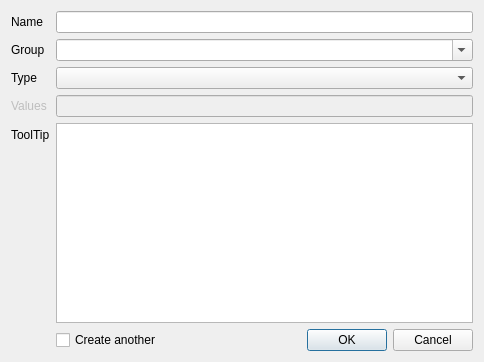
southseact-3d/fcd, file src/Mod/Path/Gui/Resources/panels/PropertyCreate.ui: the form before one commit.
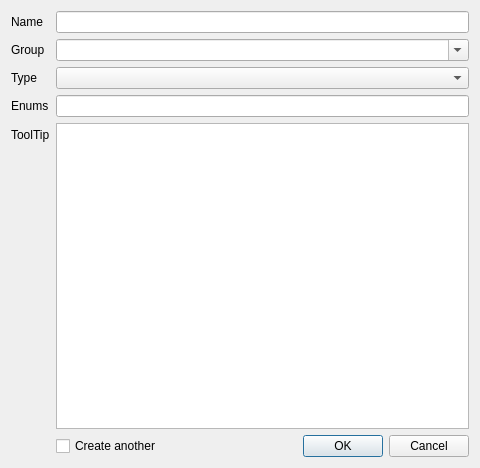
The form after the commit.

Commit message: Cleaned up property-bag task panel and added support for editing the definition.

Diff of the .ui file:
```diff
--- a/src/Mod/Path/Gui/Resources/panels/PropertyCreate.ui
+++ b/src/Mod/Path/Gui/Resources/panels/PropertyCreate.ui
@@ -6,8 +6,8 @@
    <rect>
     <x>0</x>
     <y>0</y>
-    <width>484</width>
-    <height>362</height>
+    <width>480</width>
+    <height>468</height>
    </rect>
   </property>
   <property name="windowTitle">
@@ -77,14 +77,24 @@
      </property>
     </widget>
    </item>
-   <item row="5" column="0">
+   <item row="3" column="0">
+    <widget class="QLabel" name="enumLabel">
+     <property name="text">
+      <string>Enums</string>
+     </property>
+    </widget>
+   </item>
+   <item row="3" column="1">
+    <widget class="QLineEdit" name="enumValues"/>
+   </item>
+   <item row="4" column="0">
     <widget class="QLabel" name="label_3">
      <property name="text">
       <string>ToolTip</string>
      </property>
     </widget>
    </item>
-   <item row="5" column="1">
+   <item row="4" column="1">
     <widget class="QTextEdit" name="propertyInfo">
      <property name="toolTip">
       <string>&lt;html&gt;&lt;head/&gt;&lt;body&gt;&lt;p&gt;ToolTip to be displayed when user hovers mouse over property.&lt;/p&gt;&lt;/body&gt;&lt;/html&gt;</string>
@@ -94,8 +104,14 @@
      </property>
     </widget>
    </item>
-   <item row="6" column="1">
+   <item row="5" column="1">
     <widget class="QWidget" name="widget_2" native="true">
+     <property name="sizePolicy">
+      <sizepolicy hsizetype="Preferred" vsizetype="Maximum">
+       <horstretch>0</horstretch>
+       <verstretch>0</verstretch>
+      </sizepolicy>
+     </property>
      <layout class="QHBoxLayout" name="horizontalLayout_2">
       <property name="leftMargin">
        <number>0</number>
@@ -132,26 +148,6 @@
      </layout>
     </widget>
    </item>
-   <item row="4" column="0">
-    <widget class="QLabel" name="enumLabel">
-     <property name="enabled">
-      <bool>false</bool>
-     </property>
-     <property name="text">
-      <string>Values</string>
-     </property>
-    </widget>
-   </item>
-   <item row="4" column="1">
-    <widget class="QLineEdit" name="enumValues">
-     <property name="enabled">
-      <bool>false</bool>
-     </property>
-     <property name="toolTip">
-      <string>&lt;html&gt;&lt;head/&gt;&lt;body&gt;&lt;p&gt;Comma separated list of enumeration values.&lt;/p&gt;&lt;/body&gt;&lt;/html&gt;</string>
-     </property>
-    </widget>
-   </item>
   </layout>
  </widget>
  <tabstops>
```
The commit also changes 3 other files.
